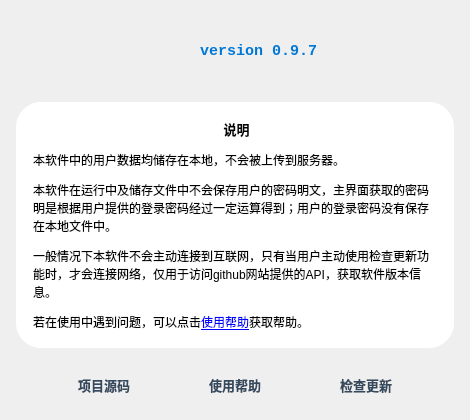
Malloc-Luo/py-passwordmanager, file gui/About.ui: the form before one commit.
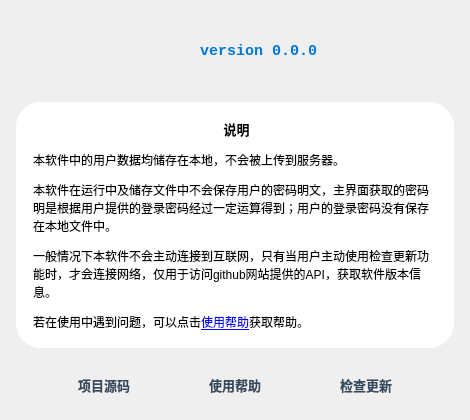
The form after the commit. Icons and pictures are not drawn.

The edit to the form file:
```diff
--- a/gui/About.ui
+++ b/gui/About.ui
@@ -87,7 +87,7 @@
         <string notr="true">color:#0078d7;</string>
        </property>
        <property name="text">
-        <string>version 0.9.7</string>
+        <string>version 0.0.0</string>
        </property>
       </widget>
      </item>
```
